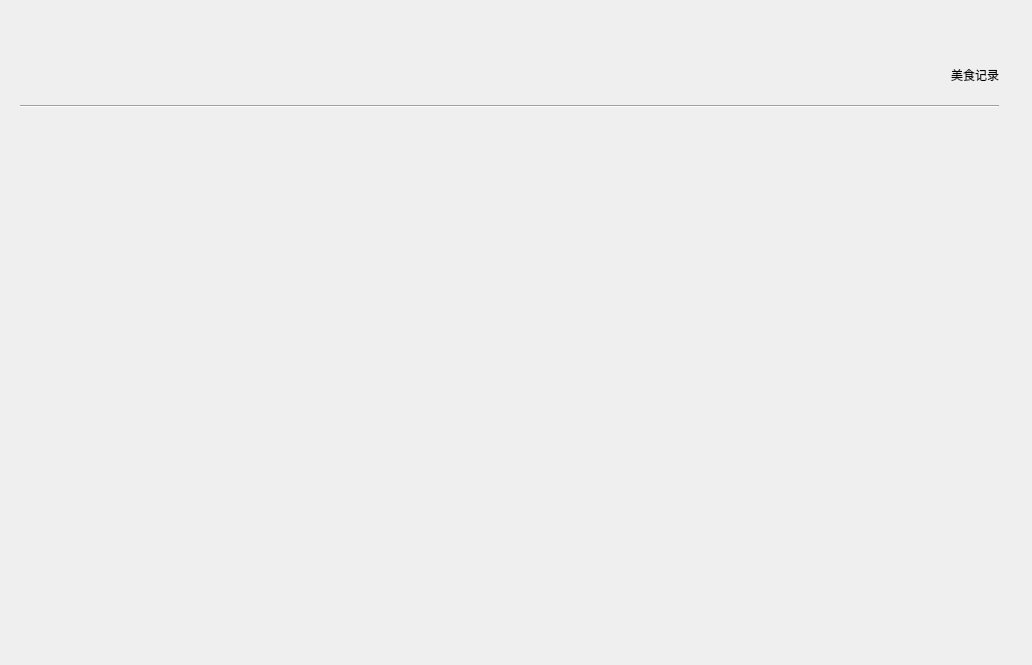
Above: HistoryWidget/MyHistoryWidget_ui.ui from AugetyVolta/BUAA-Python-2023 before the change. Below: the same form after it.
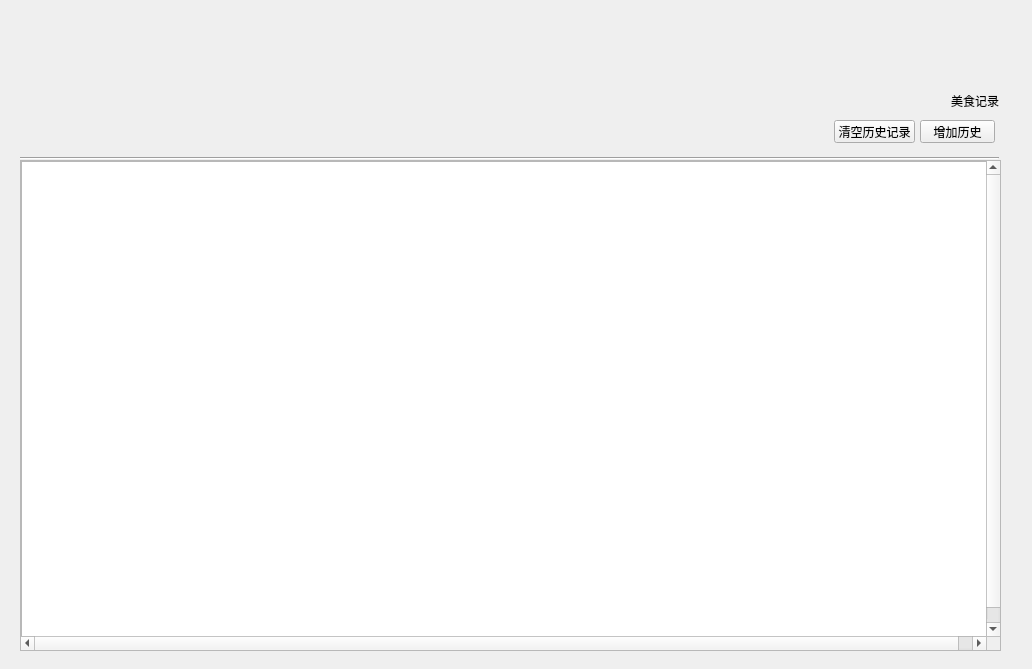
That is the form after the change. Custom widgets are drawn as their Qt base class.

Commit message: feat:History Widget

The edit to the form file:
```diff
--- a/HistoryWidget/MyHistoryWidget_ui.ui
+++ b/HistoryWidget/MyHistoryWidget_ui.ui
@@ -7,7 +7,7 @@
     <x>0</x>
     <y>0</y>
     <width>1032</width>
-    <height>665</height>
+    <height>669</height>
    </rect>
   </property>
   <property name="windowTitle">
@@ -19,7 +19,7 @@
      <x>20</x>
      <y>50</y>
      <width>979</width>
-     <height>58</height>
+     <height>110</height>
     </rect>
    </property>
    <layout class="QVBoxLayout" name="verticalLayout">
@@ -62,6 +62,67 @@
     </item>
    </layout>
   </widget>
+  <widget class="QPushButton" name="pushButton">
+   <property name="geometry">
+    <rect>
+     <x>920</x>
+     <y>120</y>
+     <width>75</width>
+     <height>23</height>
+    </rect>
+   </property>
+   <property name="text">
+    <string>增加历史</string>
+   </property>
+  </widget>
+  <widget class="QPushButton" name="pushButton_2">
+   <property name="geometry">
+    <rect>
+     <x>834</x>
+     <y>120</y>
+     <width>81</width>
+     <height>23</height>
+    </rect>
+   </property>
+   <property name="text">
+    <string>清空历史记录</string>
+   </property>
+  </widget>
+  <widget class="QStackedWidget" name="stackedWidget">
+   <property name="geometry">
+    <rect>
+     <x>20</x>
+     <y>120</y>
+     <width>801</width>
+     <height>23</height>
+    </rect>
+   </property>
+  </widget>
+  <widget class="QScrollArea" name="scroll_area">
+   <property name="geometry">
+    <rect>
+     <x>20</x>
+     <y>160</y>
+     <width>981</width>
+     <height>491</height>
+    </rect>
+   </property>
+   <widget class="QListWidget" name="listWidget">
+    <property name="geometry">
+     <rect>
+      <x>0</x>
+      <y>0</y>
+      <width>979</width>
+      <height>491</height>
+     </rect>
+    </property>
+   </widget>
+  </widget>
+  <zorder>stackedWidget</zorder>
+  <zorder>layoutWidget</zorder>
+  <zorder>pushButton</zorder>
+  <zorder>pushButton_2</zorder>
+  <zorder>scroll_area</zorder>
  </widget>
  <customwidgets>
   <customwidget>
```
The commit also changes 48 other files.
